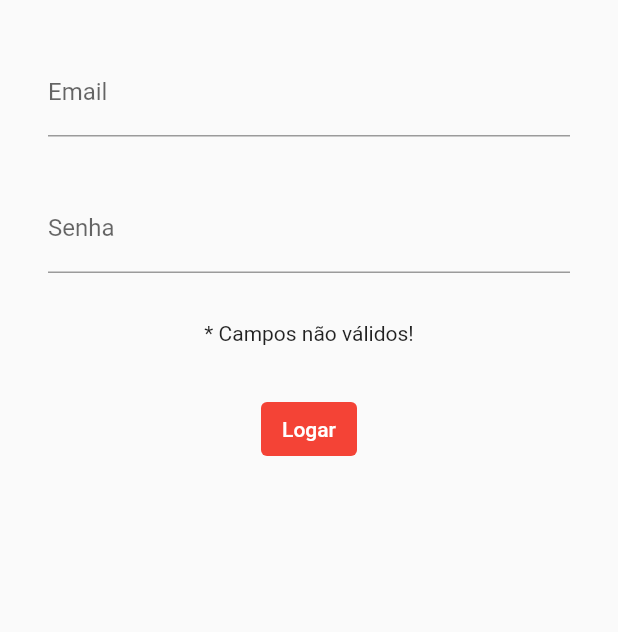
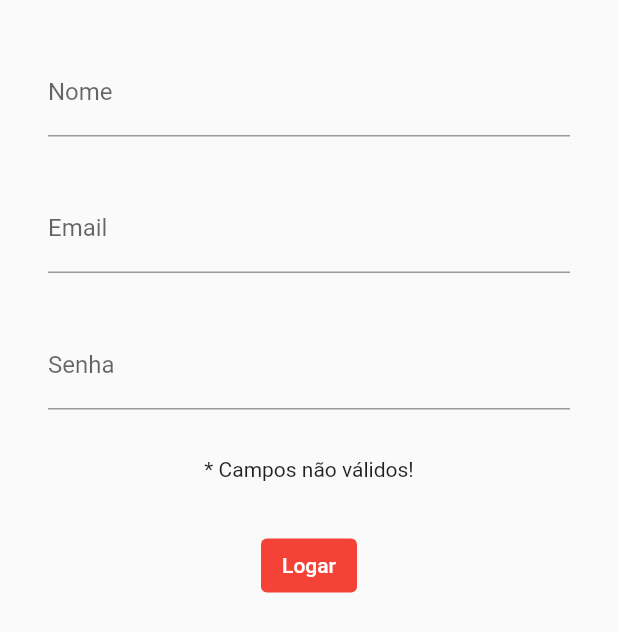
Before and after one commit to RubenManuel24/MobX_Estudo, a Flutter app: the screen it shows after launch, on a phone screen of 412 x 824 dp. Shown: the top 632 px of the screen. Run offline on Flutter 3.47's test engine with Material 2 defaults, Android fonts, the phone set to English and light mode, and no system bars; our stand-ins replace flutter_mobx, mobx; generated files the repository leaves out were written again.

```diff
--- a/lib/controller.dart
+++ b/lib/controller.dart
@@ -19,6 +19,9 @@ ControllerBase(){
 }
 
 @observable
+String nome = "";
+
+@observable
 String email = "";
 
 @observable
@@ -34,7 +37,10 @@ bool logado = false;
 String get emailSenha => "$email - $senha";
 
 @computed
-bool get validarCampos => email.length >= 5 && senha.length >= 5;
+bool get validarCampos => nome.contains(' ') && email.length >= 5 && senha.length >= 5;
+
+@action
+void setNome(String valor) => nome = valor;
 
 @action
 void setEmail(String valor) => email = valor;
--- a/lib/home.dart
+++ b/lib/home.dart
@@ -3,6 +3,7 @@ import 'package:flutter_mobx/flutter_mobx.dart';
 import 'package:mobx/mobx.dart';
 import 'package:mobx_aula/controller.dart';
 import 'package:mobx_aula/principal.dart';
+import 'package:provider/provider.dart';
 class Home extends StatefulWidget {
   const Home({super.key});
 
@@ -19,7 +20,7 @@ class _HomeState extends State<Home> {
 // });
 // }
 
-Controller controller = Controller();
+late Controller controller;
 ReactionDisposer? reactionDisposer;
 
   @override
@@ -29,6 +30,8 @@ ReactionDisposer? reactionDisposer;
      //autorun((_){
        //print(controller.validarCampos);
      //});
+
+    controller = Provider.of<Controller>(context);
 
     reactionDisposer = reaction(
       (_)=> controller.logado,
@@ -68,6 +71,15 @@ ReactionDisposer? reactionDisposer;
               })
             ),
             */
+            Padding(
+            padding: EdgeInsets.all(16),
+            child: TextField(
+              decoration: InputDecoration(
+                labelText: "Nome"
+              ),
+              onChanged: controller.setNome,
+            )
+            ),
             Padding(
             padding: EdgeInsets.all(16),
             child: TextField(
--- a/lib/principal.dart
+++ b/lib/principal.dart
@@ -1,8 +1,10 @@
 
 import 'package:flutter/material.dart';
 import 'package:flutter_mobx/flutter_mobx.dart';
+import 'package:mobx_aula/controller.dart';
 import 'package:mobx_aula/item_controller.dart';
 import 'package:mobx_aula/principal_controller.dart';
+import 'package:provider/provider.dart';
 
 class Principal extends StatefulWidget {
   @override
@@ -49,10 +51,11 @@ class _PrincipalState extends State<Principal> {
 
   @override
   Widget build(BuildContext context) {
+    final controller = Provider.of<Controller>(context);
     return Scaffold(
       appBar: AppBar(
         title: Text(
-          "Tarefas",
+          controller.nome,
           style: TextStyle(fontSize: 25, color: Colors.white),
         ),
       ),
--- a/pubspec.yaml
+++ b/pubspec.yaml
@@ -36,12 +36,14 @@ dependencies:
   cupertino_icons: ^1.0.2
   mobx: ^2.1.3 #Core da biblioteca
   flutter_mobx: ^2.0.6+5 #plugin para widget "Observer"
+  provider: ^6.0.5
 
 dev_dependencies:
   flutter_test:
     sdk: flutter
   mobx_codegen: ^2.1.1
   build_runner: ^2.3.3
+
 
 
   # The "flutter_lints" package below contains a set of recommended lints to
```
Also changed, not shown: lib/main.dart (+10 -2 lines), lib/controller.g.dart, pubspec.lock.
